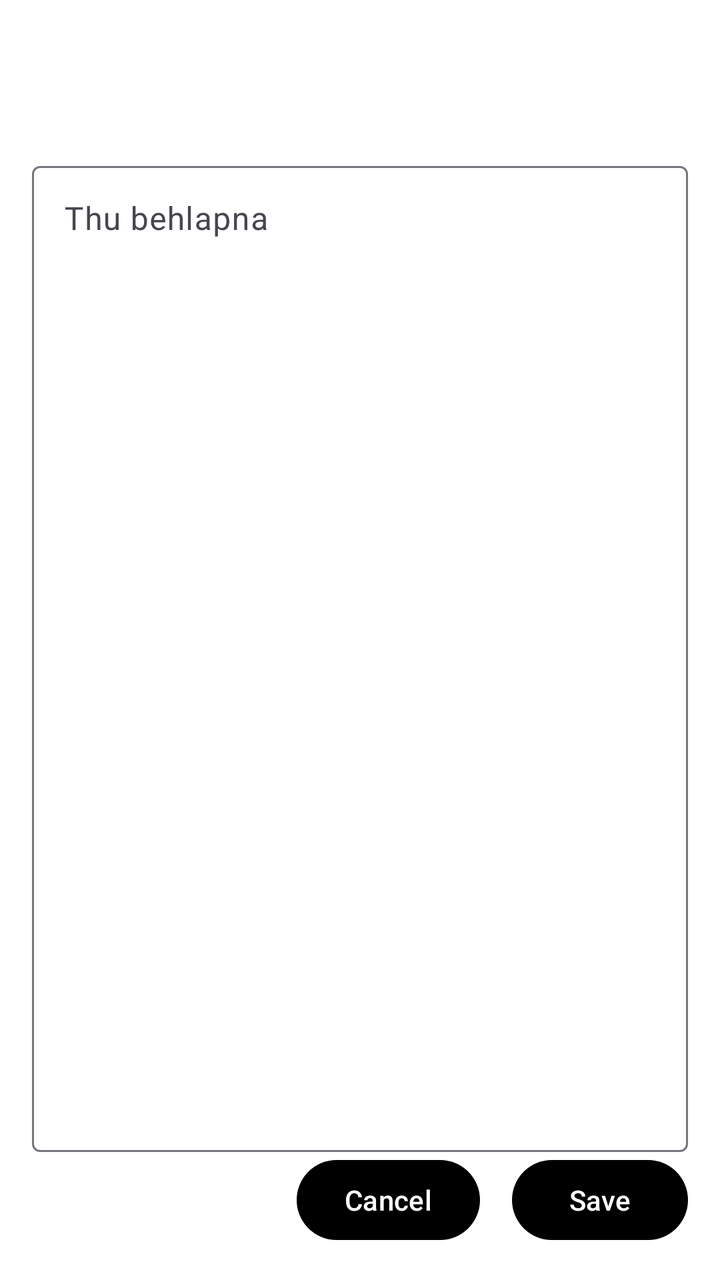
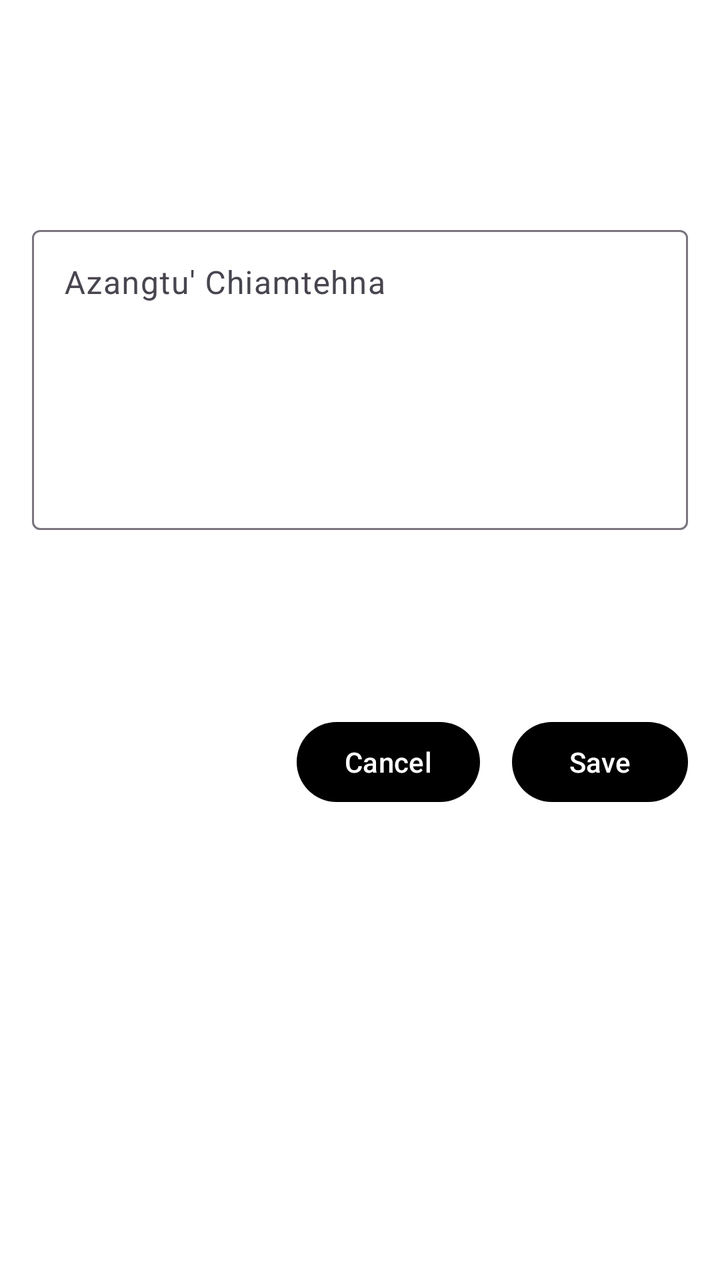

The first picture is an Android layout as it rendered before a commit; the second is the same layout after the commit. The layout source and the unified diff follow.
<!-- AndroidManifest.xml: application theme Theme.Laisiangthou -->
<!-- res/layout/activity_note_editor.xml -->
<?xml version="1.0" encoding="utf-8"?>
<androidx.constraintlayout.widget.ConstraintLayout
    xmlns:android="http://schemas.android.com/apk/res/android"
    xmlns:app="http://schemas.android.com/apk/res-auto"
    android:layout_width="match_parent"
    android:layout_height="match_parent"
    android:background="@color/bw"
    android:padding="16dp">

    <TextView
        android:id="@+id/textVersePreview"
        android:layout_width="0dp"
        android:layout_height="wrap_content"
        android:textStyle="bold"
        android:textSize="16sp"
        android:layout_marginTop="24dp"
        app:layout_constraintTop_toTopOf="parent"
        app:layout_constraintStart_toStartOf="parent"
        app:layout_constraintEnd_toEndOf="parent"/>

    <com.google.android.material.textfield.TextInputLayout
        android:id="@+id/inputLayout"
        android:layout_width="0dp"
        android:layout_height="0dp"
        android:hint="Thu behlapna"
        app:boxBackgroundMode="outline"
        app:layout_constraintTop_toBottomOf="@id/textVersePreview"
        app:layout_constraintBottom_toTopOf="@id/buttonContainer"
        app:layout_constraintStart_toStartOf="parent"
        app:layout_constraintEnd_toEndOf="parent"
        android:layout_marginTop="16dp">

        <com.google.android.material.textfield.TextInputEditText
            android:id="@+id/editNote"
            android:layout_width="match_parent"
            android:layout_height="match_parent"
            android:gravity="top"
            android:inputType="textMultiLine"/>

    </com.google.android.material.textfield.TextInputLayout>

    <LinearLayout
        android:id="@+id/buttonContainer"
        android:layout_width="0dp"
        android:layout_height="wrap_content"
        android:orientation="horizontal"
        android:gravity="end"
        app:layout_constraintBottom_toBottomOf="parent"
        app:layout_constraintStart_toStartOf="parent"
        app:layout_constraintEnd_toEndOf="parent">

        <com.google.android.material.button.MaterialButton
            android:id="@+id/btnCancel"
            android:text="Cancel"
            android:layout_height="wrap_content"
            android:layout_width="wrap_content"
            android:layout_marginEnd="8dp"/>

        <com.google.android.material.button.MaterialButton
            android:id="@+id/btnSave"
            android:text="Save"
            android:layout_height="wrap_content"
            android:layout_width="wrap_content"
            android:layout_marginStart="8dp"/>

    </LinearLayout>

</androidx.constraintlayout.widget.ConstraintLayout>
<!-- resources referenced by this layout -->
<resources>
  <color name="bw">#FFFFFFFF</color>
  <style name="Theme.Laisiangthou" parent="Base.Theme.Laisiangthou" />
  <style name="Base.Theme.Laisiangthou" parent="Theme.Material3.DayNight.NoActionBar">
          
          <item name="colorPrimary">@color/my_primary</item>
          <item name="colorAccent">@color/accent</item>
  
          <item name="android:statusBarColor">@color/bw</item>
          <item name="android:windowLightStatusBar">true</item>
  
      </style>
  <color name="my_primary">#FF000000</color>
  <color name="accent">#008DA5</color>
</resources>

<!-- the commit's change to res/layout/activity_note_editor.xml (unified diff, before → after) -->
@@ -1,5 +1,5 @@
 <?xml version="1.0" encoding="utf-8"?>
-<androidx.constraintlayout.widget.ConstraintLayout
+<androidx.core.widget.NestedScrollView
     xmlns:android="http://schemas.android.com/apk/res/android"
     xmlns:app="http://schemas.android.com/apk/res-auto"
     android:layout_width="match_parent"
@@ -7,62 +7,85 @@
     android:background="@color/bw"
     android:padding="16dp">
 
-    <TextView
-        android:id="@+id/textVersePreview"
-        android:layout_width="0dp"
-        android:layout_height="wrap_content"
-        android:textStyle="bold"
-        android:textSize="16sp"
-        android:layout_marginTop="24dp"
-        app:layout_constraintTop_toTopOf="parent"
-        app:layout_constraintStart_toStartOf="parent"
-        app:layout_constraintEnd_toEndOf="parent"/>
+    <androidx.constraintlayout.widget.ConstraintLayout
+        android:layout_width="match_parent"
+        android:layout_height="wrap_content">
 
-    <com.google.android.material.textfield.TextInputLayout
-        android:id="@+id/inputLayout"
-        android:layout_width="0dp"
-        android:layout_height="0dp"
-        android:hint="Thu behlapna"
-        app:boxBackgroundMode="outline"
-        app:layout_constraintTop_toBottomOf="@id/textVersePreview"
-        app:layout_constraintBottom_toTopOf="@id/buttonContainer"
-        app:layout_constraintStart_toStartOf="parent"
-        app:layout_constraintEnd_toEndOf="parent"
-        android:layout_marginTop="16dp">
+        
+        <TextView
+            android:id="@+id/textVersePreview"
+            android:layout_width="0dp"
+            android:layout_height="wrap_content"
+            android:textStyle="bold"
+            android:textSize="16sp"
+            android:padding="16dp"
+            android:layout_marginTop="24dp"
+            app:layout_constraintTop_toTopOf="parent"
+            app:layout_constraintStart_toStartOf="parent"
+            app:layout_constraintEnd_toEndOf="parent"/>
 
-        <com.google.android.material.textfield.TextInputEditText
-            android:id="@+id/editNote"
+        
+        <com.google.android.material.textfield.TextInputLayout
+            android:id="@+id/inputLayout"
+            android:layout_width="0dp"
+            android:layout_height="wrap_content"
+            android:hint="Azangtu' Chiamtehna"
+            app:boxBackgroundMode="outline"
+            android:layout_marginTop="16dp"
+            app:layout_constraintTop_toBottomOf="@id/textVersePreview"
+            app:layout_constraintStart_toStartOf="parent"
+            app:layout_constraintEnd_toEndOf="parent">
+
+            <com.google.android.material.textfield.TextInputEditText
+                android:id="@+id/editNote"
+                android:layout_width="match_parent"
+                android:layout_height="wrap_content"
+                android:gravity="top"
+                android:inputType="textMultiLine"
+                android:minHeight="150dp"
+                android:scrollbars="vertical"
+                android:overScrollMode="always"/>
+
+        </com.google.android.material.textfield.TextInputLayout>
+
+        <androidx.recyclerview.widget.RecyclerView
+            android:id="@+id/colorRecycler"
+            android:layout_width="0dp"
+            android:layout_height="60dp"
+            android:layout_marginTop="16dp"
+            android:overScrollMode="never"
+            app:layout_constraintTop_toBottomOf="@id/inputLayout"
+            app:layout_constraintStart_toStartOf="parent"
+            app:layout_constraintBottom_toTopOf="@+id/buttonContainer"
+            app:layout_constraintEnd_toEndOf="parent"/>
+
+        
+        <LinearLayout
+            android:id="@+id/buttonContainer"
             android:layout_width="match_parent"
-            android:layout_height="match_parent"
-            android:gravity="top"
-            android:inputType="textMultiLine"/>
+            android:layout_height="wrap_content"
+            android:orientation="horizontal"
+            android:layout_marginTop="16dp"
+            android:gravity="end"
+            app:layout_constraintTop_toBottomOf="@id/colorRecycler"
+            app:layout_constraintStart_toStartOf="parent"
+            app:layout_constraintEnd_toEndOf="parent"
+            app:layout_constraintBottom_toBottomOf="parent">
 
-    </com.google.android.material.textfield.TextInputLayout>
+            <com.google.android.material.button.MaterialButton
+                android:id="@+id/btnCancel"
+                android:text="@string/cancel"
+                android:layout_width="wrap_content"
+                android:layout_height="wrap_content"
+                android:layout_marginEnd="8dp"/>
 
-    <LinearLayout
-        android:id="@+id/buttonContainer"
-        android:layout_width="0dp"
-        android:layout_height="wrap_content"
-        android:orientation="horizontal"
-        android:gravity="end"
-        app:layout_constraintBottom_toBottomOf="parent"
-        app:layout_constraintStart_toStartOf="parent"
-        app:layout_constraintEnd_toEndOf="parent">
+            <com.google.android.material.button.MaterialButton
+                android:id="@+id/btnSave"
+                android:text="@string/save"
+                android:layout_width="wrap_content"
+                android:layout_height="wrap_content"
+                android:layout_marginStart="8dp"/>
+        </LinearLayout>
 
-        <com.google.android.material.button.MaterialButton
-            android:id="@+id/btnCancel"
-            android:text="Cancel"
-            android:layout_height="wrap_content"
-            android:layout_width="wrap_content"
-            android:layout_marginEnd="8dp"/>
-
-        <com.google.android.material.button.MaterialButton
-            android:id="@+id/btnSave"
-            android:text="Save"
-            android:layout_height="wrap_content"
-            android:layout_width="wrap_content"
-            android:layout_marginStart="8dp"/>
-
-    </LinearLayout>
-
-</androidx.constraintlayout.widget.ConstraintLayout>
+    </androidx.constraintlayout.widget.ConstraintLayout>
+</androidx.core.widget.NestedScrollView>
<!-- resource entries referenced after the edit -->
@@ -1,11 +1,16 @@
 <!-- resources referenced by this layout -->
 <resources>
   <color name="bw">#FFFFFFFF</color>
+  <string name="cancel">Cancel</string>
+  <string name="save">Save</string>
   <style name="Theme.Laisiangthou" parent="Base.Theme.Laisiangthou" />
   <style name="Base.Theme.Laisiangthou" parent="Theme.Material3.DayNight.NoActionBar">
           
           <item name="colorPrimary">@color/my_primary</item>
           <item name="colorAccent">@color/accent</item>
+          <item name="colorOnPrimary">@color/bw</item>
+          <item name="colorOnBackground">@color/status_bar</item>
+  
   
           <item name="android:statusBarColor">@color/bw</item>
           <item name="android:windowLightStatusBar">true</item>
@@ -13,5 +18,6 @@
       </style>
   <color name="my_primary">#FF000000</color>
   <color name="accent">#008DA5</color>
+  <color name="status_bar">#E6F5F5F5</color>
 </resources>
 
